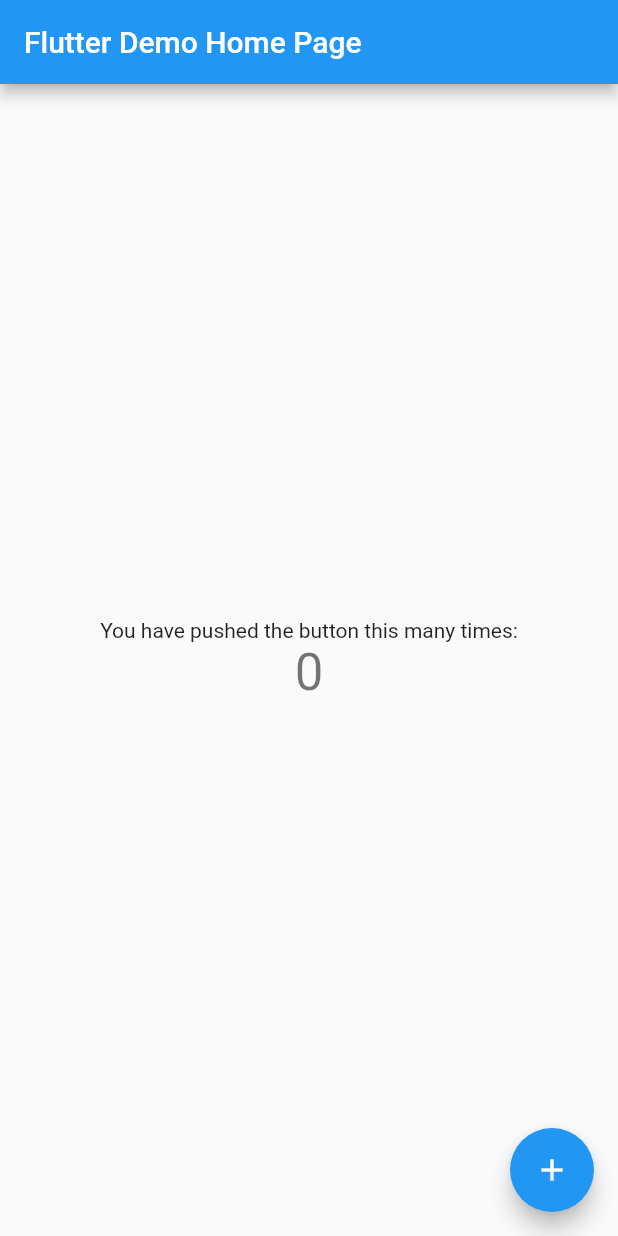
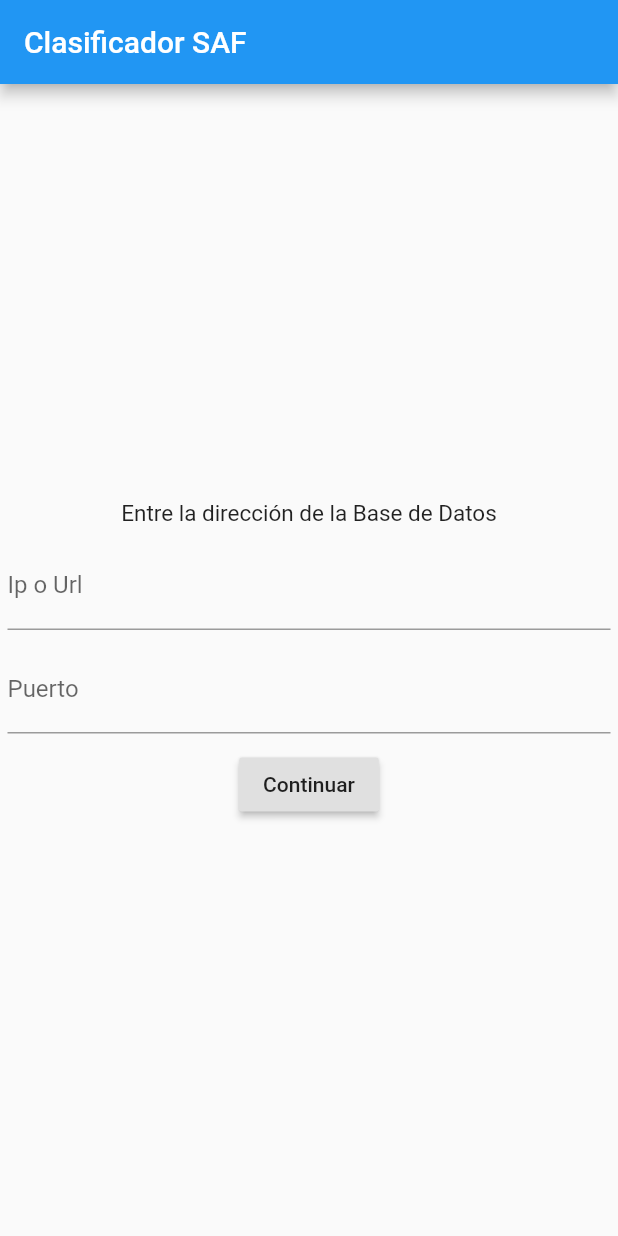
Before and after one commit to cbermudez97/uhsafclassifier, a Flutter app: the screen it shows after launch, on a phone screen of 412 x 824 dp. Run offline on Flutter 3.47's test engine with Material 2 defaults, Android fonts, the phone set to English and light mode, and no system bars; our stand-ins replace dio, equatable, flutter_bloc; generated files the repository leaves out were written again.

Commit message:
Implement basic entry page

```diff
--- a/lib/main.dart
+++ b/lib/main.dart
@@ -9,39 +9,18 @@ class MyApp extends StatelessWidget {
   @override
   Widget build(BuildContext context) {
     return MaterialApp(
-      title: 'Flutter Demo',
+      title: 'Clasificador SAF',
       theme: ThemeData(
-        // This is the theme of your application.
-        //
-        // Try running your application with "flutter run". You'll see the
-        // application has a blue toolbar. Then, without quitting the app, try
-        // changing the primarySwatch below to Colors.green and then invoke
-        // "hot reload" (press "r" in the console where you ran "flutter run",
-        // or simply save your changes to "hot reload" in a Flutter IDE).
-        // Notice that the counter didn't reset back to zero; the application
-        // is not restarted.
         primarySwatch: Colors.blue,
-        // This makes the visual density adapt to the platform that you run
-        // the app on. For desktop platforms, the controls will be smaller and
-        // closer together (more dense) than on mobile platforms.
         visualDensity: VisualDensity.adaptivePlatformDensity,
       ),
-      home: MyHomePage(title: 'Flutter Demo Home Page'),
+      home: MyHomePage(title: 'Clasificador SAF'),
     );
   }
 }
 
 class MyHomePage extends StatefulWidget {
   MyHomePage({Key key, this.title}) : super(key: key);
-
-  // This widget is the home page of your application. It is stateful, meaning
-  // that it has a State object (defined below) that contains fields that affect
-  // how it looks.
-
-  // This class is the configuration for the state. It holds the values (in this
-  // case the title) provided by the parent (in this case the App widget) and
-  // used by the build method of the State. Fields in a Widget subclass are
-  // always marked "final".
 
   final String title;
 
@@ -50,68 +29,63 @@ class MyHomePage extends StatefulWidget {
 }
 
 class _MyHomePageState extends State<MyHomePage> {
-  int _counter = 0;
-
-  void _incrementCounter() {
-    setState(() {
-      // This call to setState tells the Flutter framework that something has
-      // changed in this State, which causes it to rerun the build method below
-      // so that the display can reflect the updated values. If we changed
-      // _counter without calling setState(), then the build method would not be
-      // called again, and so nothing would appear to happen.
-      _counter++;
-    });
-  }
+  String ip;
+  String port;
 
   @override
   Widget build(BuildContext context) {
-    // This method is rerun every time setState is called, for instance as done
-    // by the _incrementCounter method above.
-    //
-    // The Flutter framework has been optimized to make rerunning build methods
-    // fast, so that you can just rebuild anything that needs updating rather
-    // than having to individually change instances of widgets.
     return Scaffold(
       appBar: AppBar(
-        // Here we take the value from the MyHomePage object that was created by
-        // the App.build method, and use it to set our appbar title.
         title: Text(widget.title),
       ),
       body: Center(
-        // Center is a layout widget. It takes a single child and positions it
-        // in the middle of the parent.
         child: Column(
-          // Column is also a layout widget. It takes a list of children and
-          // arranges them vertically. By default, it sizes itself to fit its
-          // children horizontally, and tries to be as tall as its parent.
-          //
-          // Invoke "debug painting" (press "p" in the console, choose the
-          // "Toggle Debug Paint" action from the Flutter Inspector in Android
-          // Studio, or the "Toggle Debug Paint" command in Visual Studio Code)
-          // to see the wireframe for each widget.
-          //
-          // Column has various properties to control how it sizes itself and
-          // how it positions its children. Here we use mainAxisAlignment to
-          // center the children vertically; the main axis here is the vertical
-          // axis because Columns are vertical (the cross axis would be
-          // horizontal).
+          crossAxisAlignment: CrossAxisAlignment.center,
           mainAxisAlignment: MainAxisAlignment.center,
           children: <Widget>[
-            Text(
-              'You have pushed the button this many times:',
+            Padding(
+              padding: const EdgeInsets.all(5.0),
+              child: Text(
+                'Entre la dirección de la Base de Datos',
+                style: TextStyle(
+                  fontSize: 15,
+                ),
+              ),
             ),
-            Text(
-              '$_counter',
-              style: Theme.of(context).textTheme.headline4,
+            Padding(
+              padding: EdgeInsets.all(5),
+              child: TextField(
+                decoration: InputDecoration(
+                  labelText: 'Ip o Url',
+                ),
+                onChanged: (value) {
+                  ip = value;
+                },
+              ),
+            ),
+            Padding(
+              padding: EdgeInsets.all(5),
+              child: TextField(
+                decoration: InputDecoration(
+                  labelText: 'Puerto',
+                ),
+                onChanged: (value) {
+                  port = value;
+                },
+              ),
+            ),
+            Padding(
+              padding: EdgeInsets.all(5),
+              child: RaisedButton(
+                child: Text('Continuar'),
+                onPressed: () {
+                  print('Moving to new page with ip=$ip and port=$port');
+                },
+              ),
             ),
           ],
         ),
       ),
-      floatingActionButton: FloatingActionButton(
-        onPressed: _incrementCounter,
-        tooltip: 'Increment',
-        child: Icon(Icons.add),
-      ), // This trailing comma makes auto-formatting nicer for build methods.
     );
   }
 }
```
Also changed, not shown: 2 other files.
